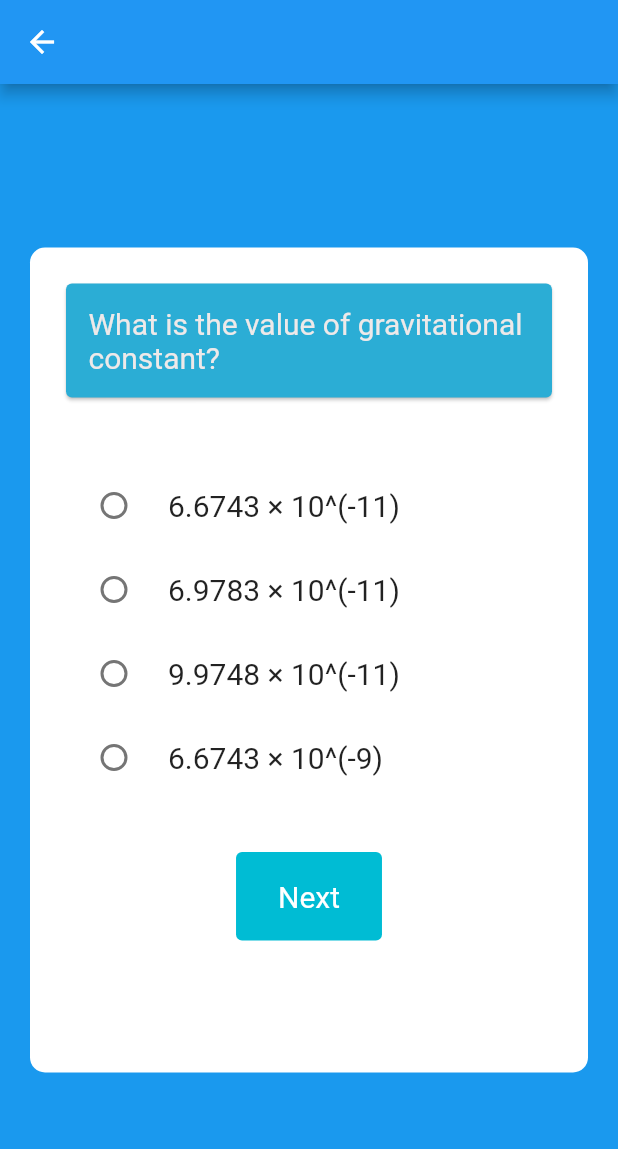
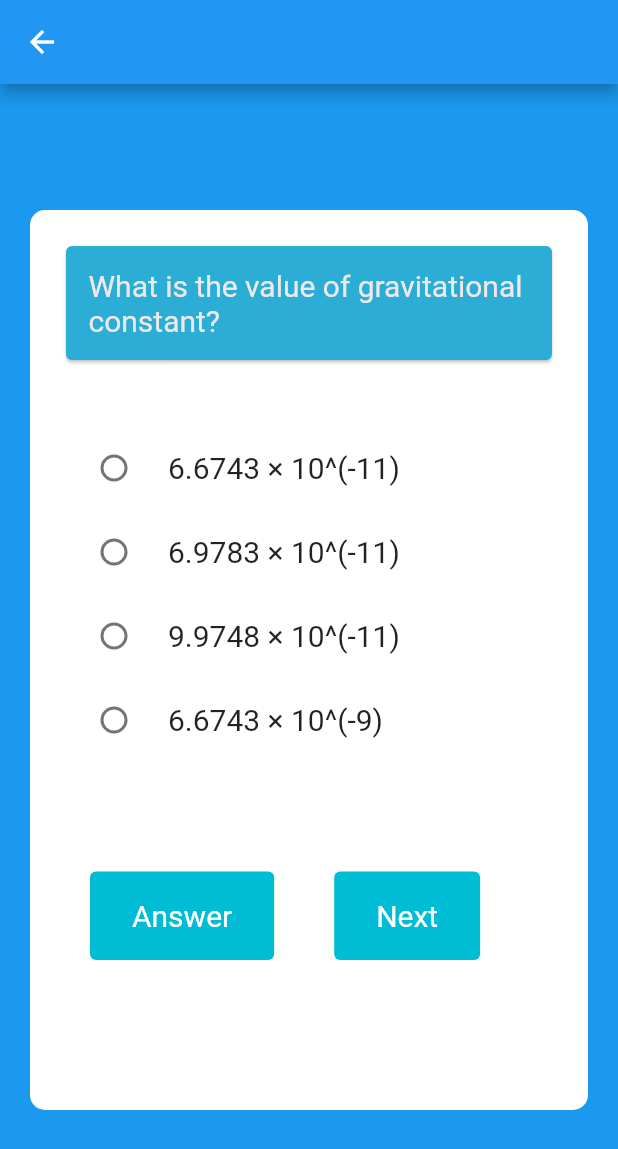
Before and after one commit to Udit-Develops/flash_card, a Flutter app: the QuesPage screen opened directly, on a phone screen of 412 x 824 dp. Shown: the top 1149 px of the screen. Run offline on Flutter 3.47's test engine with Material 2 defaults, Android fonts, the phone set to English and light mode, and no system bars; our stand-ins replace flutter_colorpicker, rflutter_alert.

Commit message:
sixth commit

```diff
--- a/lib/main.dart
+++ b/lib/main.dart
@@ -31,5 +31,3 @@ class _FlashCardState extends State<FlashCard> {
     });
   }
 }
-
-//TODO: Mark card favourites
--- a/lib/quiz_components/quiz_brain.dart
+++ b/lib/quiz_components/quiz_brain.dart
@@ -1,5 +1,3 @@
-import 'dart:math';
-
 class QuizBrain {
   QuizBrain(
       {required this.question,
--- a/lib/screens/question_page.dart
+++ b/lib/screens/question_page.dart
@@ -13,14 +13,16 @@ class QuesPage extends StatefulWidget {
 }
 
 class _QuesPageState extends State<QuesPage> {
+  var correctAnswer;
+  var userAnswer;
   var radioIndex;
   int index = 0;
   List<Icon> scoreKeeper = [];
   int score = 0;
+  String rightAnswer = '';
 
   void nextQuestion() {
     if (index < widget.dataList.length) {
-      print(widget.dataList.length);
       print(index);
       index++;
     }
@@ -29,7 +31,7 @@ class _QuesPageState extends State<QuesPage> {
   bool isFinished() {
     if (index >= widget.dataList.length - 1) {
       Navigator.push(context, MaterialPageRoute(builder: (context) {
-        return QuizPage();
+        return const QuizPage();
       }));
       print('quiz is finished');
 
@@ -43,13 +45,32 @@ class _QuesPageState extends State<QuesPage> {
     index = 0;
   }
 
-  void checkAnswer(var userAnswer) {
-    var correctAnswer = widget.dataList[index].answer;
+  void showRightAnswer(userAnswer) {
+    correctAnswer = widget.dataList[index].answer;
     setState(() {
+      if (userAnswer == null) {
+        rightAnswer = 'Please choose an option';
+        print(radioIndex);
+      } else {
+        if (userAnswer != correctAnswer) {
+          rightAnswer = 'Correct Answer: $correctAnswer';
+          radioIndex = '1';
+        } else {
+          checkAnswer(radioIndex);
+        }
+      }
+    });
+  }
+
+  void checkAnswer(userAnswer) {
+    correctAnswer = widget.dataList[index].answer;
+    setState(() {
+      rightAnswer = '';
       if (userAnswer == correctAnswer) {
         scoreKeeper.add(const Icon(Icons.check, color: Colors.green));
         score++;
       } else {
+        // rightAnswer = 'Correct Answer: $correctAnswer';
         scoreKeeper.add(const Icon(Icons.close, color: Colors.red));
       }
       if (isFinished() == true) {
@@ -103,16 +124,15 @@ class _QuesPageState extends State<QuesPage> {
   Widget build(BuildContext context) {
     return Scaffold(
       appBar: AppBar(),
-      backgroundColor: Color(0xFF1A99EE),
+      backgroundColor: const Color(0xFF1A99EE),
       body: Center(
         child: Container(
-          constraints: BoxConstraints(maxHeight: 550.0, maxWidth: 550),
+          constraints: const BoxConstraints(maxHeight: 600.0, maxWidth: 570),
           margin: const EdgeInsets.all(20.0),
           decoration: BoxDecoration(
             color: Theme.of(context).brightness == Brightness.light
-                ? Color(0xFFFFFFFF)
+                ? const Color(0xFFFFFFFF)
                 : Colors.black.withOpacity(0.81),
-            // color: const Color(0xFFFFFFFF),
             borderRadius: BorderRadius.circular(10.0),
           ),
           child: Padding(
@@ -120,7 +140,7 @@ class _QuesPageState extends State<QuesPage> {
             child: Column(
               children: [
                 Card(
-                  color: Color(0xFF2BADD5),
+                  color: const Color(0xFF2BADD5),
                   child: Padding(
                     padding: const EdgeInsets.all(15.0),
                     child: Text(
@@ -189,14 +209,53 @@ class _QuesPageState extends State<QuesPage> {
                     });
                   },
                 ),
-                SizedBox(
+                const SizedBox(
+                  height: 20.0,
+                ),
+                Text(
+                  rightAnswer,
+                  style: const TextStyle(color: Colors.green, fontSize: 15.0),
+                  textAlign: TextAlign.left,
+                ),
+                const SizedBox(
                   height: 15.0,
+                ),
+                Row(
+                  children: [
+                    Padding(
+                      padding: const EdgeInsets.all(20.0),
+                      child: TextButton(
+                        style: ButtonStyle(
+                          backgroundColor:
+                              MaterialStateProperty.all(Colors.cyan),
+                          textStyle: MaterialStateProperty.all(
+                            const TextStyle(
+                              color: Colors.white,
+                            ),
+                          ),
+                        ),
+                        onPressed: () {
+                          showRightAnswer(radioIndex);
+                        },
+                        child: const Padding(
+                          padding: EdgeInsets.only(
+                              left: 20.0, right: 20.0, top: 10.0, bottom: 10.0),
+                          child: Text(
+                            "Answer",
+                            style: TextStyle(
+                              fontSize: 20.0,
+                              color: Colors.white,
+                            ),
+                          ),
+                        ),
+                      ),
                     ),
                     Padding(
                       padding: const EdgeInsets.all(20.0),
                       child: TextButton(
                         style: ButtonStyle(
-                      backgroundColor: MaterialStateProperty.all(Colors.cyan),
+                          backgroundColor:
+                              MaterialStateProperty.all(Colors.cyan),
                           textStyle: MaterialStateProperty.all(
                             const TextStyle(
                               color: Colors.white,
@@ -219,6 +278,8 @@ class _QuesPageState extends State<QuesPage> {
                         ),
                       ),
                     ),
+                  ],
+                ),
                 Row(
                   children: scoreKeeper,
                 )
@@ -230,5 +291,3 @@ class _QuesPageState extends State<QuesPage> {
     );
   }
 }
-
-//TODO: Think of a way to show correct answer
--- a/pubspec.yaml
+++ b/pubspec.yaml
@@ -38,6 +38,7 @@ dependencies:
   rflutter_alert: ^2.0.4
   sqflite: ^2.0.3+1
   path_provider:
+  flutter_colorpicker: ^1.0.3
 
 
 dev_dependencies:
```
Also changed, not shown: lib/custom_widget/bottom_bar.dart (+6 -14 lines), lib/favourites/favourite_card.dart (added, +92 -0 lines), lib/favourites/favourite_page.dart (added, +29 -0 lines), lib/local/flash_card_model.dart (+3 -5 lines), lib/screens/f_cards.dart (+59 -12 lines), lib/screens/flash_data_card.dart (+26 -28 lines), lib/screens/home_screen.dart (+10 -4 lines), lib/screens/quiz_page.dart (+9 -1 lines), pubspec.lock, 5 other files. Lines whose indentation alone changed are shown as unchanged.
